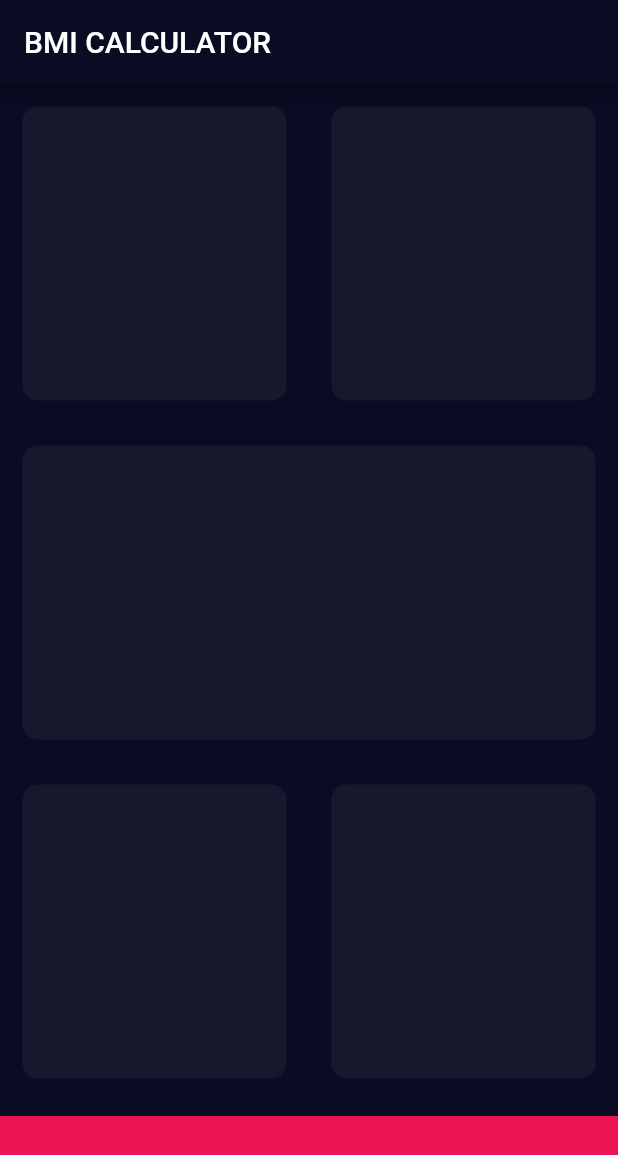
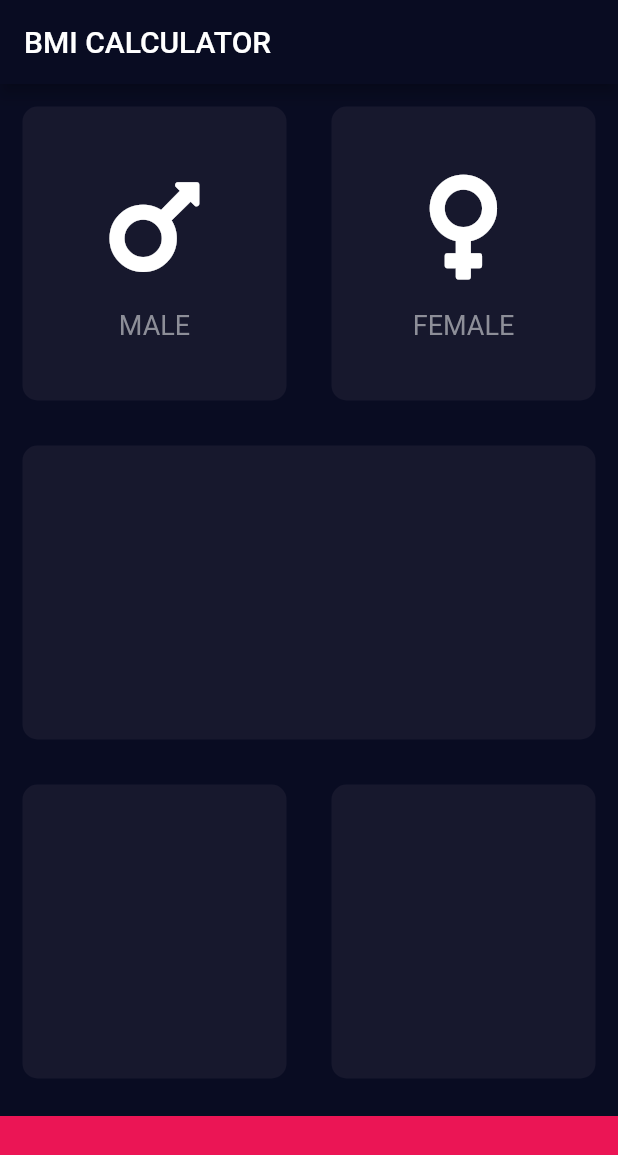
Before and after one commit to Lincxx/Flutter-BMI-Calc, a Flutter app: the screen it shows after launch, on a phone screen of 412 x 824 dp. Shown: the top 1155 px of the screen. Run offline on Flutter 3.47's test engine with Material 2 defaults, Android fonts, the phone set to English and light mode, and no system bars; our stand-ins replace font_awesome_flutter.

Commit message:
decided to sperate some code to make the files smaller

```diff
--- /dev/null
+++ b/lib/icon_content.dart
@@ -0,0 +1,25 @@
+import 'package:flutter/material.dart';
+
+class IconContent extends StatelessWidget {
+  IconContent({this.icon, this.label});
+
+  final IconData icon;
+  final String label;
+
+  @override
+  Widget build(BuildContext context) {
+    return Column(
+      mainAxisAlignment: MainAxisAlignment.center,
+      children: <Widget>[
+        Icon(icon, size: 80.0),
+        SizedBox(
+          height: 15.0,
+        ),
+        Text(
+          label,
+          style: TextStyle(fontSize: 18.0, color: Color(0xff8d8e98)),
+        ),
+      ],
+    );
+  }
+}
--- a/lib/input_page.dart
+++ b/lib/input_page.dart
@@ -1,4 +1,6 @@
 import 'package:flutter/material.dart';
+
+import 'package:font_awesome_flutter/font_awesome_flutter.dart';
 
 const bottomContainerHeight = 80.0;
 const activeCardColor = 0xFF1D1E3;
@@ -22,10 +24,22 @@ class _InputPageState extends State<InputPage> {
             child: Row(
               children: <Widget>[
                 Expanded(
-                  child: ReusableCard(color: Color(activeCardColor)),
+                  child: ReusableCard(
+                    color: Color(activeCardColor),
+                    cardChild: IconContent(
+                      icon: FontAwesomeIcons.mars,
+                      label: 'MALE',
+                    ),
+                  ),
                 ),
                 Expanded(
-                  child: ReusableCard(color: Color(activeCardColor)),
+                  child: ReusableCard(
+                    color: Color(activeCardColor),
+                    cardChild: IconContent(
+                      icon: FontAwesomeIcons.venus,
+                      label: 'FEMALE',
+                    ),
+                  ),
                 ),
               ],
             ),
@@ -57,6 +71,30 @@ class _InputPageState extends State<InputPage> {
   }
 }
 
+class IconContent extends StatelessWidget {
+  IconContent({this.icon, this.label});
+
+  final IconData icon;
+  final String label;
+
+  @override
+  Widget build(BuildContext context) {
+    return Column(
+      mainAxisAlignment: MainAxisAlignment.center,
+      children: <Widget>[
+        Icon(icon, size: 80.0),
+        SizedBox(
+          height: 15.0,
+        ),
+        Text(
+          label,
+          style: TextStyle(fontSize: 18.0, color: Color(0xff8d8e98)),
+        ),
+      ],
+    );
+  }
+}
+
 class ReusableCard extends StatelessWidget {
   ReusableCard({@required this.color, this.cardChild});
 
--- /dev/null
+++ b/lib/reusable_card.dart
@@ -0,0 +1,20 @@
+import 'package:flutter/material.dart';
+
+class ReusableCard extends StatelessWidget {
+  ReusableCard({@required this.color, this.cardChild});
+
+  final Color color;
+  final Widget cardChild;
+
+  @override
+  Widget build(BuildContext context) {
+    return Container(
+      child: cardChild,
+      margin: EdgeInsets.all(15.0),
+      decoration: BoxDecoration(
+        borderRadius: BorderRadius.circular(10.0),
+        color: color,
+      ),
+    );
+  }
+}
--- a/pubspec.yaml
+++ b/pubspec.yaml
@@ -23,6 +23,7 @@ dependencies:
   # The following adds the Cupertino Icons font to your application.
   # Use with the CupertinoIcons class for iOS style icons.
   cupertino_icons: ^0.1.2
+  font_awesome_flutter: ^8.4.0
 
 dev_dependencies:
   flutter_test:
```
Also changed, not shown: pubspec.lock.
